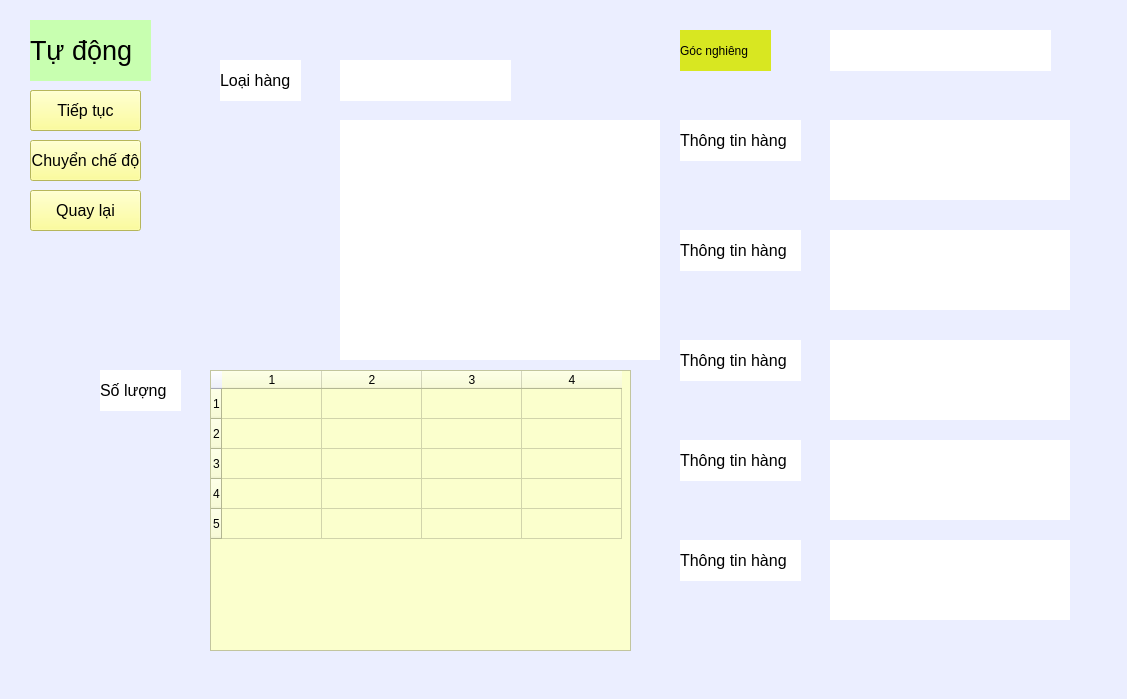
nguyenhoangnb/app_do_an_1, file autowork.ui: the form before one commit.
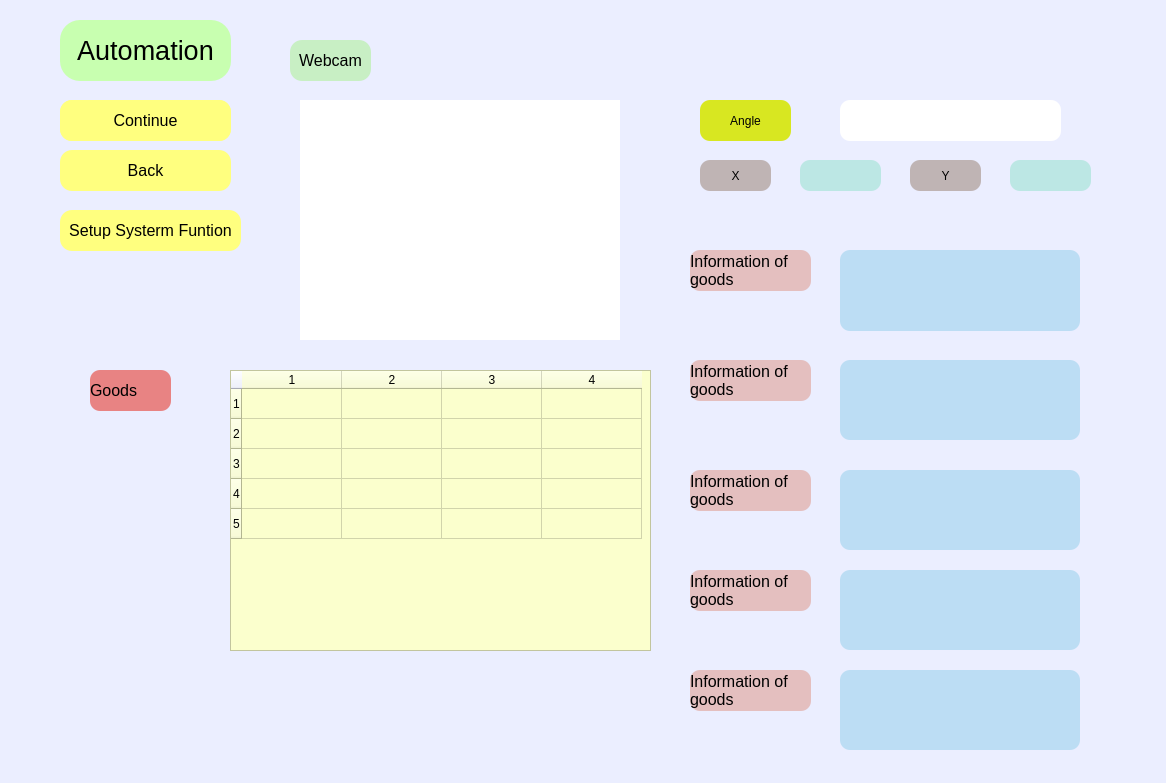
The form after the commit.

Diff of the .ui file:
```diff
--- a/autowork.ui
+++ b/autowork.ui
@@ -6,8 +6,8 @@
    <rect>
     <x>0</x>
     <y>0</y>
-    <width>1127</width>
-    <height>699</height>
+    <width>1166</width>
+    <height>783</height>
    </rect>
   </property>
   <property name="windowTitle">
@@ -19,8 +19,8 @@
   <widget class="QLabel" name="lbl_auw_02">
    <property name="geometry">
     <rect>
-     <x>220</x>
-     <y>60</y>
+     <x>290</x>
+     <y>40</y>
      <width>81</width>
      <height>41</height>
     </rect>
@@ -31,39 +31,22 @@
     </font>
    </property>
    <property name="styleSheet">
-    <string notr="true">background-color:#fff;</string>
+    <string notr="true">background-color:rgb(200, 239, 196);
+border-radius:12px;</string>
    </property>
    <property name="text">
-    <string>Loại hàng</string>
+    <string>Webcam</string>
    </property>
-  </widget>
-  <widget class="QLabel" name="lbl_auw_03">
-   <property name="geometry">
-    <rect>
-     <x>340</x>
-     <y>60</y>
-     <width>171</width>
-     <height>41</height>
-    </rect>
-   </property>
-   <property name="font">
-    <font>
-     <pointsize>12</pointsize>
-    </font>
-   </property>
-   <property name="styleSheet">
-    <string notr="true">background-color:#fff;</string>
-   </property>
-   <property name="text">
-    <string/>
+   <property name="alignment">
+    <set>Qt::AlignCenter</set>
    </property>
   </widget>
   <widget class="QPushButton" name="btn_auw_stop">
    <property name="geometry">
     <rect>
-     <x>30</x>
-     <y>90</y>
-     <width>111</width>
+     <x>60</x>
+     <y>100</y>
+     <width>171</width>
      <height>41</height>
     </rect>
    </property>
@@ -73,18 +56,19 @@
     </font>
    </property>
    <property name="styleSheet">
-    <string notr="true">background-color:rgb(255, 255, 127);</string>
+    <string notr="true">background-color:rgb(255, 255, 127);
+border-radius:12px;</string>
    </property>
    <property name="text">
-    <string>Tạm dừng</string>
+    <string>Stop</string>
    </property>
   </widget>
   <widget class="QPushButton" name="btn_auw_back">
    <property name="geometry">
     <rect>
-     <x>30</x>
-     <y>190</y>
-     <width>111</width>
+     <x>60</x>
+     <y>150</y>
+     <width>171</width>
      <height>41</height>
     </rect>
    </property>
@@ -94,18 +78,19 @@
     </font>
    </property>
    <property name="styleSheet">
-    <string notr="true">background-color:rgb(255, 255, 127);</string>
+    <string notr="true">background-color:rgb(255, 255, 127);
+border-radius:12px;</string>
    </property>
    <property name="text">
-    <string>Quay lại</string>
+    <string>Back</string>
    </property>
   </widget>
   <widget class="QPushButton" name="btn_auw_change">
    <property name="geometry">
     <rect>
-     <x>30</x>
-     <y>140</y>
-     <width>111</width>
+     <x>60</x>
+     <y>210</y>
+     <width>181</width>
      <height>41</height>
     </rect>
    </property>
@@ -114,17 +99,21 @@
      <pointsize>12</pointsize>
     </font>
    </property>
+   <property name="layoutDirection">
+    <enum>Qt::LeftToRight</enum>
+   </property>
    <property name="styleSheet">
-    <string notr="true">background-color:rgb(255, 255, 127);</string>
+    <string notr="true">background-color:rgb(255, 255, 127);
+border-radius:12px;</string>
    </property>
    <property name="text">
-    <string>Chuyển chế độ</string>
+    <string>Setup Systerm Funtion</string>
    </property>
   </widget>
   <widget class="QLabel" name="lbl_auw3">
    <property name="geometry">
     <rect>
-     <x>100</x>
+     <x>90</x>
      <y>370</y>
      <width>81</width>
      <height>41</height>
@@ -136,18 +125,19 @@
     </font>
    </property>
    <property name="styleSheet">
-    <string notr="true">background-color:#fff;</string>
+    <string notr="true">background-color:rgb(232, 131, 131);
+border-radius:10px;</string>
    </property>
    <property name="text">
-    <string>Số lượng</string>
+    <string>Goods</string>
    </property>
   </widget>
   <widget class="QLabel" name="lbl_auw_01">
    <property name="geometry">
     <rect>
-     <x>30</x>
+     <x>60</x>
      <y>20</y>
-     <width>121</width>
+     <width>171</width>
      <height>61</height>
     </rect>
    </property>
@@ -157,18 +147,23 @@
     </font>
    </property>
    <property name="styleSheet">
-    <string notr="true">background-color:rgb(200, 255, 176);</string>
+    <string notr="true">background-color:rgb(200, 255, 176);
+border-radius:20px;
+</string>
    </property>
    <property name="text">
-    <string>Tự động</string>
+    <string>Automation</string>
+   </property>
+   <property name="alignment">
+    <set>Qt::AlignCenter</set>
    </property>
   </widget>
   <widget class="QPushButton" name="btn_auw_continue">
    <property name="geometry">
     <rect>
-     <x>30</x>
-     <y>90</y>
-     <width>111</width>
+     <x>60</x>
+     <y>100</y>
+     <width>171</width>
      <height>41</height>
     </rect>
    </property>
@@ -178,16 +173,17 @@
     </font>
    </property>
    <property name="styleSheet">
-    <string notr="true">background-color:rgb(255, 255, 127);</string>
+    <string notr="true">background-color:rgb(255, 255, 127);
+border-radius:12px;</string>
    </property>
    <property name="text">
-    <string>Tiếp tục</string>
+    <string>Continue</string>
    </property>
   </widget>
   <widget class="QTableWidget" name="tbl_quantity">
    <property name="geometry">
     <rect>
-     <x>210</x>
+     <x>230</x>
      <y>370</y>
      <width>421</width>
      <height>281</height>
@@ -215,8 +211,8 @@
   <widget class="QLabel" name="lbl_img">
    <property name="geometry">
     <rect>
-     <x>340</x>
-     <y>120</y>
+     <x>300</x>
+     <y>100</y>
      <width>320</width>
      <height>240</height>
     </rect>
@@ -231,8 +227,8 @@
   <widget class="QLabel" name="lbl_auw_3">
    <property name="geometry">
     <rect>
-     <x>680</x>
-     <y>120</y>
+     <x>690</x>
+     <y>250</y>
      <width>121</width>
      <height>41</height>
     </rect>
@@ -243,17 +239,21 @@
     </font>
    </property>
    <property name="styleSheet">
-    <string notr="true">background-color:#fff;</string>
+    <string notr="true">background-color:rgb(228, 191, 191);
+border-radius:10px;</string>
    </property>
    <property name="text">
-    <string>Thông tin hàng</string>
+    <string>Information of goods</string>
+   </property>
+   <property name="wordWrap">
+    <bool>true</bool>
    </property>
   </widget>
   <widget class="QLabel" name="lbl_auw_4">
    <property name="geometry">
     <rect>
-     <x>680</x>
-     <y>230</y>
+     <x>690</x>
+     <y>360</y>
      <width>121</width>
      <height>41</height>
     </rect>
@@ -264,17 +264,21 @@
     </font>
    </property>
    <property name="styleSheet">
-    <string notr="true">background-color:#fff;</string>
+    <string notr="true">background-color:rgb(228, 191, 191);
+border-radius:10px;</string>
    </property>
    <property name="text">
-    <string>Thông tin hàng</string>
+    <string>Information of goods</string>
+   </property>
+   <property name="wordWrap">
+    <bool>true</bool>
    </property>
   </widget>
   <widget class="QLabel" name="lbl_auw_5">
    <property name="geometry">
     <rect>
-     <x>680</x>
-     <y>340</y>
+     <x>690</x>
+     <y>470</y>
      <width>121</width>
      <height>41</height>
     </rect>
@@ -285,17 +289,21 @@
     </font>
    </property>
    <property name="styleSheet">
-    <string notr="true">background-color:#fff;</string>
+    <string notr="true">background-color:rgb(228, 191, 191);
+border-radius:10px;</string>
    </property>
    <property name="text">
-    <string>Thông tin hàng</string>
+    <string>Information of goods</string>
+   </property>
+   <property name="wordWrap">
+    <bool>true</bool>
    </property>
   </widget>
   <widget class="QLabel" name="lbl_auw_6">
    <property name="geometry">
     <rect>
-     <x>680</x>
-     <y>440</y>
+     <x>690</x>
+     <y>570</y>
      <width>121</width>
      <height>41</height>
     </rect>
@@ -306,17 +314,21 @@
     </font>
    </property>
    <property name="styleSheet">
-    <string notr="true">background-color:#fff;</string>
+    <string notr="true">background-color:rgb(228, 191, 191);
+border-radius:10px;</string>
    </property>
    <property name="text">
-    <string>Thông tin hàng</string>
+    <string>Information of goods</string>
+   </property>
+   <property name="wordWrap">
+    <bool>true</bool>
    </property>
   </widget>
   <widget class="QLabel" name="lbl_auw_7">
    <property name="geometry">
     <rect>
-     <x>680</x>
-     <y>540</y>
+     <x>690</x>
+     <y>670</y>
      <width>121</width>
      <height>41</height>
     </rect>
@@ -327,23 +339,28 @@
     </font>
    </property>
    <property name="styleSheet">
-    <string notr="true">background-color:#fff;</string>
+    <string notr="true">background-color:rgb(228, 191, 191);
+border-radius:10px;</string>
    </property>
    <property name="text">
-    <string>Thông tin hàng</string>
+    <string>Information of goods</string>
+   </property>
+   <property name="wordWrap">
+    <bool>true</bool>
    </property>
   </widget>
   <widget class="QLabel" name="lbl_inf_4">
    <property name="geometry">
     <rect>
-     <x>830</x>
-     <y>440</y>
+     <x>840</x>
+     <y>570</y>
      <width>240</width>
      <height>80</height>
     </rect>
    </property>
    <property name="styleSheet">
-    <string notr="true">background-color:#fff;</string>
+    <string notr="true">background-color:rgb(188, 221, 244);
+border-radius:10px;</string>
    </property>
    <property name="text">
     <string/>
@@ -352,14 +369,15 @@
   <widget class="QLabel" name="lbl_inf_1">
    <property name="geometry">
     <rect>
-     <x>830</x>
-     <y>120</y>
+     <x>840</x>
+     <y>250</y>
      <width>240</width>
-     <height>80</height>
+     <height>81</height>
     </rect>
    </property>
    <property name="styleSheet">
-    <string notr="true">background-color:#fff;</string>
+    <string notr="true">background-color:rgb(188, 221, 244);
+border-radius:10px;</string>
    </property>
    <property name="text">
     <string/>
@@ -368,14 +386,15 @@
   <widget class="QLabel" name="lbl_inf_5">
    <property name="geometry">
     <rect>
-     <x>830</x>
-     <y>540</y>
+     <x>840</x>
+     <y>670</y>
      <width>240</width>
      <height>80</height>
     </rect>
    </property>
    <property name="styleSheet">
-    <string notr="true">background-color:#fff;</string>
+    <string notr="true">background-color:rgb(188, 221, 244);
+border-radius:10px;</string>
    </property>
    <property name="text">
     <string/>
@@ -384,14 +403,15 @@
   <widget class="QLabel" name="lbl_inf_3">
    <property name="geometry">
     <rect>
-     <x>830</x>
-     <y>340</y>
+     <x>840</x>
+     <y>470</y>
      <width>240</width>
      <height>80</height>
     </rect>
    </property>
    <property name="styleSheet">
-    <string notr="true">background-color:#fff;</string>
+    <string notr="true">background-color:rgb(188, 221, 244);
+border-radius:10px;</string>
    </property>
    <property name="text">
     <string/>
@@ -400,14 +420,15 @@
   <widget class="QLabel" name="lbl_inf_2">
    <property name="geometry">
     <rect>
-     <x>830</x>
-     <y>230</y>
+     <x>840</x>
+     <y>360</y>
      <width>240</width>
      <height>80</height>
     </rect>
    </property>
    <property name="styleSheet">
-    <string notr="true">background-color:#fff;</string>
+    <string notr="true">background-color:rgb(188, 221, 244);
+border-radius:10px;</string>
    </property>
    <property name="text">
     <string/>
@@ -416,14 +437,15 @@
   <widget class="QLabel" name="lbl_axis">
    <property name="geometry">
     <rect>
-     <x>830</x>
-     <y>30</y>
+     <x>840</x>
+     <y>100</y>
      <width>221</width>
      <height>41</height>
     </rect>
    </property>
    <property name="styleSheet">
-    <string notr="true">background-color:#fff;</string>
+    <string notr="true">background-color:#fff;
+border-radius:10px;</string>
    </property>
    <property name="text">
     <string/>
@@ -432,17 +454,95 @@
   <widget class="QLabel" name="label_acc">
    <property name="geometry">
     <rect>
-     <x>680</x>
-     <y>30</y>
+     <x>700</x>
+     <y>100</y>
      <width>91</width>
      <height>41</height>
     </rect>
    </property>
    <property name="styleSheet">
-    <string notr="true">background-color:rgb(216, 231, 33);</string>
+    <string notr="true">background-color:rgb(216, 231, 33);
+border-radius:10px;</string>
    </property>
    <property name="text">
-    <string>Góc nghiêng</string>
+    <string>Angle</string>
+   </property>
+   <property name="alignment">
+    <set>Qt::AlignCenter</set>
+   </property>
+  </widget>
+  <widget class="QLabel" name="lbl_auw_X_value">
+   <property name="geometry">
+    <rect>
+     <x>800</x>
+     <y>160</y>
+     <width>81</width>
+     <height>31</height>
+    </rect>
+   </property>
+   <property name="styleSheet">
+    <string notr="true">background-color:rgb(188, 231, 228);
+border-radius:10px;</string>
+   </property>
+   <property name="text">
+    <string/>
+   </property>
+  </widget>
+  <widget class="QLabel" name="lbl_auw_X">
+   <property name="geometry">
+    <rect>
+     <x>700</x>
+     <y>160</y>
+     <width>71</width>
+     <height>31</height>
+    </rect>
+   </property>
+   <property name="styleSheet">
+    <string notr="true">background-color:rgb(191, 180, 180);
+border-radius:10px;</string>
+   </property>
+   <property name="text">
+    <string>X</string>
+   </property>
+   <property name="alignment">
+    <set>Qt::AlignCenter</set>
+   </property>
+  </widget>
+  <widget class="QLabel" name="lbl_auw_Y_value">
+   <property name="geometry">
+    <rect>
+     <x>1010</x>
+     <y>160</y>
+     <width>81</width>
+     <height>31</height>
+    </rect>
+   </property>
+   <property name="styleSheet">
+    <string notr="true">background-color:rgb(188, 231, 228);
+border-radius:10px;</string>
+   </property>
+   <property name="text">
+    <string/>
+   </property>
+  </widget>
+  <widget class="QLabel" name="lbl_auw_Y">
+   <property name="geometry">
+    <rect>
+     <x>910</x>
+     <y>160</y>
+     <width>71</width>
+     <height>31</height>
+    </rect>
+   </property>
+   <property name="styleSheet">
+    <string notr="true">background-color:rgb(191, 180, 180);
+border-radius:10px;</string>
+   </property>
+   <property name="text">
+    <string>Y</string>
+   </property>
+   <property name="alignment">
+    <set>Qt::AlignCenter</set>
    </property>
   </widget>
  </widget>
```
Left out of the diff: 2 changed lines with no effect on the pictures.
